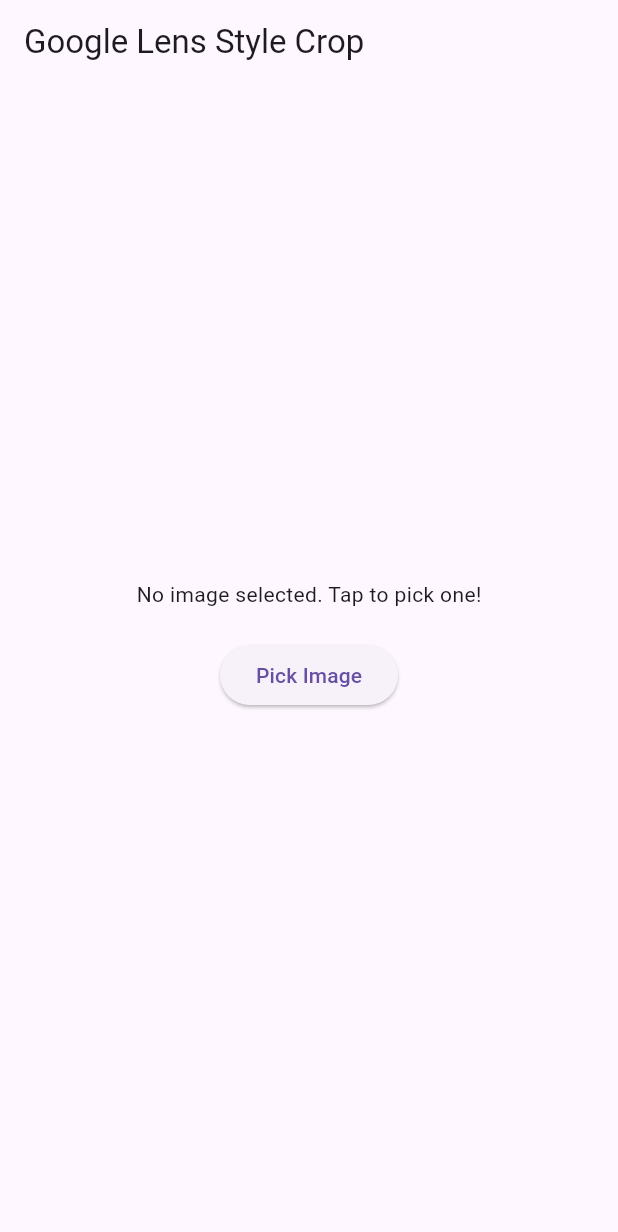
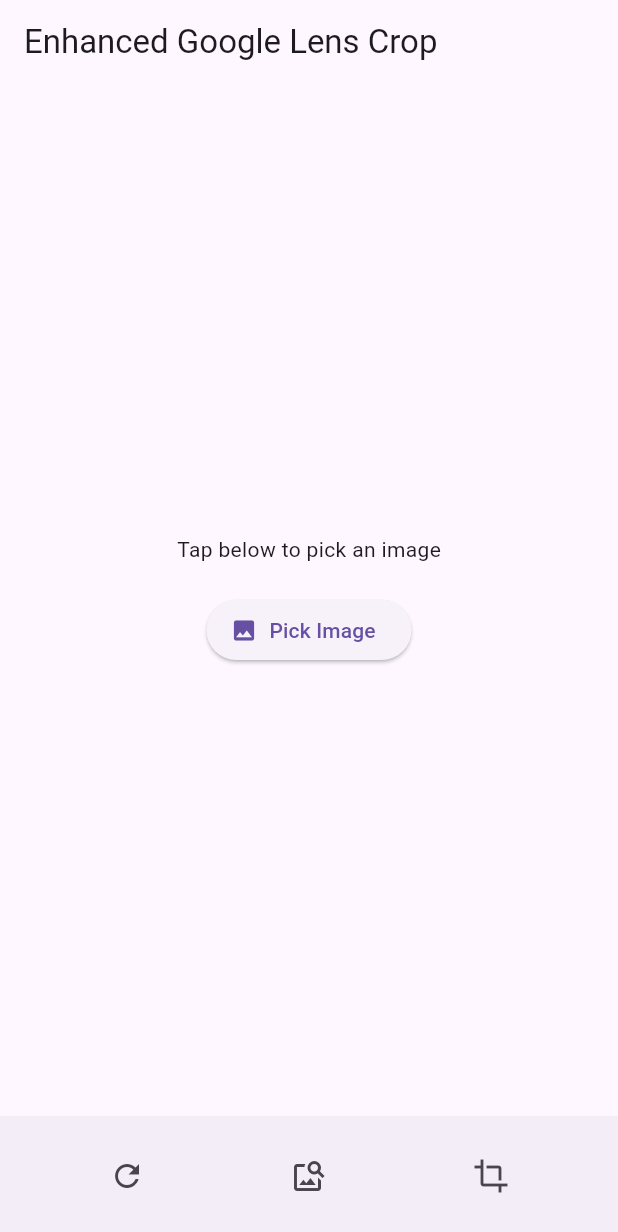
Before and after one commit to shohan-dev/image_selector, a Flutter app: the screen it shows after launch, on a phone screen of 412 x 824 dp. Shown: the top 1232 px of the screen. Run offline on Flutter 3.47's test engine with Material 3 defaults, Android fonts, the phone set to English and light mode, and no system bars; our stand-ins replace image_picker.

```diff
--- a/lib/main.dart
+++ b/lib/main.dart
@@ -11,9 +11,10 @@
   @override
   Widget build(BuildContext context) {
     return MaterialApp(
-      title: 'Google Lens Style Crop',
+      title: 'Enhanced Google Lens Crop',
       theme: ThemeData(
         primarySwatch: Colors.blue,
+        visualDensity: VisualDensity.adaptivePlatformDensity,
       ),
       home: ImagePickerScreen(),
     );
@@ -30,7 +31,7 @@
   ui.Image? _uiImage;
   Rect? _cropRect;
   ui.Image? _croppedImage;
-  double _cornerSize = 20;
+  double _cornerSize = 24;
 
   Future<void> _pickImage() async {
     final picker = ImagePicker();
@@ -44,7 +45,7 @@
 
       setState(() {
         _cropRect = null;
-        _croppedImage = null; // Reset cropped image when new image is picked
+        _croppedImage = null;
       });
     }
   }
@@ -112,7 +113,7 @@
   @override
   Widget build(BuildContext context) {
     return Scaffold(
-      appBar: AppBar(title: Text('Google Lens Style Crop')),
+      appBar: AppBar(title: Text('Enhanced Google Lens Crop')),
       body: Center(
         child: Column(
           mainAxisAlignment: MainAxisAlignment.center,
@@ -121,13 +122,14 @@
               GestureDetector(
                 onTapDown: _initializeCropRect,
                 child: Stack(
+                  alignment: Alignment.center,
                   children: [
                     Image.file(_imageFile!),
                     if (_cropRect != null)
                       Positioned.fill(
                         child: Stack(
                           children: [
-                            Container(color: Colors.black54),
+                            Container(color: Colors.black54.withOpacity(0.3)),
                             Positioned.fromRect(
                               rect: _cropRect!,
                               child: Container(
@@ -142,7 +144,7 @@
                                   child: Container(
                                     decoration: BoxDecoration(
                                       border: Border.all(
-                                          color: Colors.white, width: 2),
+                                          color: Colors.blueAccent, width: 2),
                                     ),
                                   ),
                                 ),
@@ -163,18 +165,19 @@
                 ),
               )
             else
-              Text('No image selected. Tap to pick one!'),
+              Text('Tap below to pick an image'),
             SizedBox(height: 20),
-            ElevatedButton(
+            ElevatedButton.icon(
               onPressed: _pickImage,
-              child: Text('Pick Image'),
+              icon: Icon(Icons.image),
+              label: Text('Pick Image'),
             ),
             if (_cropRect != null)
-              ElevatedButton(
+              ElevatedButton.icon(
                 onPressed: _cropImage,
-                child: Text('Crop Image'),
+                icon: Icon(Icons.crop),
+                label: Text('Crop Image'),
               ),
-            SizedBox(height: 20),
             if (_croppedImage != null)
               Container(
                 padding: EdgeInsets.all(10),
@@ -185,6 +188,34 @@
                 ),
               ),
           ],
+        ),
+      ),
+      bottomNavigationBar: BottomAppBar(
+        child: Padding(
+          padding: const EdgeInsets.all(8.0),
+          child: Row(
+            mainAxisAlignment: MainAxisAlignment.spaceAround,
+            children: [
+              IconButton(
+                icon: Icon(Icons.refresh),
+                onPressed: () => setState(() {
+                  _cropRect = null;
+                  _croppedImage = null;
+                }),
+                tooltip: 'Reset',
+              ),
+              IconButton(
+                icon: Icon(Icons.image_search),
+                onPressed: _pickImage,
+                tooltip: 'Pick New Image',
+              ),
+              IconButton(
+                icon: Icon(Icons.crop),
+                onPressed: _cropImage,
+                tooltip: 'Crop',
+              ),
+            ],
+          ),
         ),
       ),
     );
@@ -200,9 +231,9 @@
           width: _cornerSize,
           height: _cornerSize,
           decoration: BoxDecoration(
-            color: Colors.white,
+            color: Colors.blueAccent,
             shape: BoxShape.circle,
-            border: Border.all(color: Colors.black, width: 1),
+            border: Border.all(color: Colors.white, width: 2),
           ),
         ),
       ),
```
